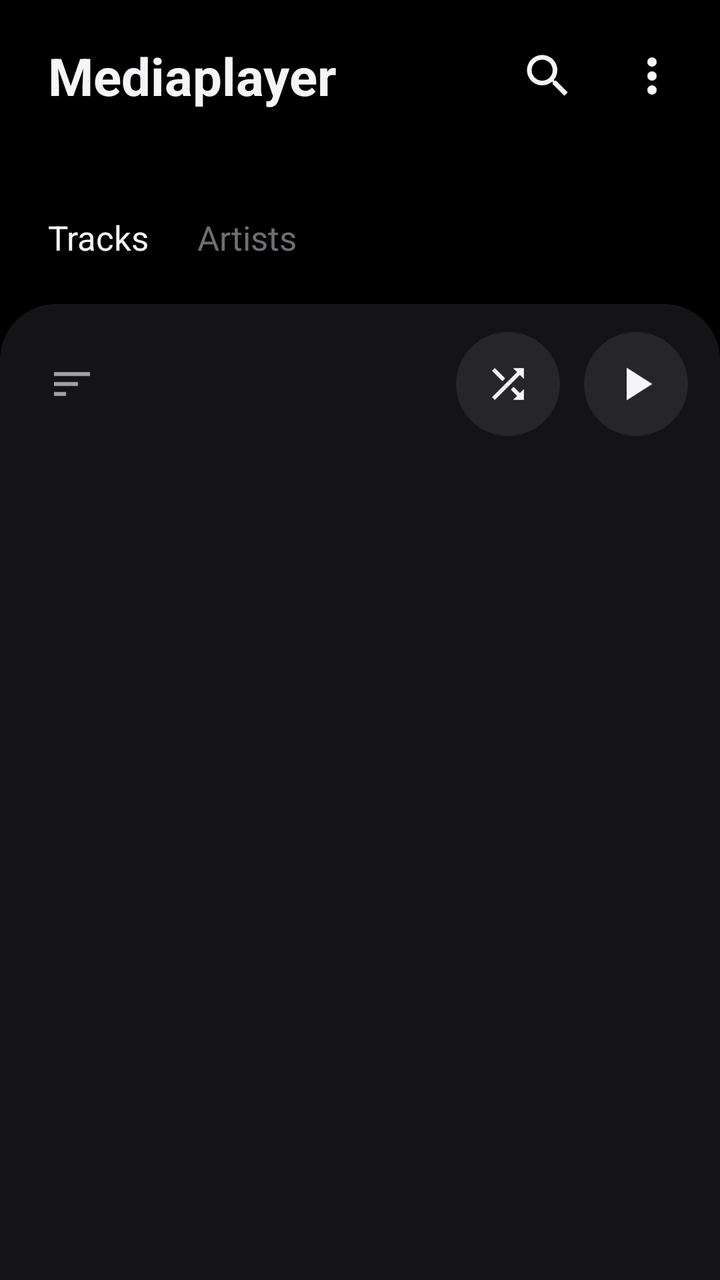
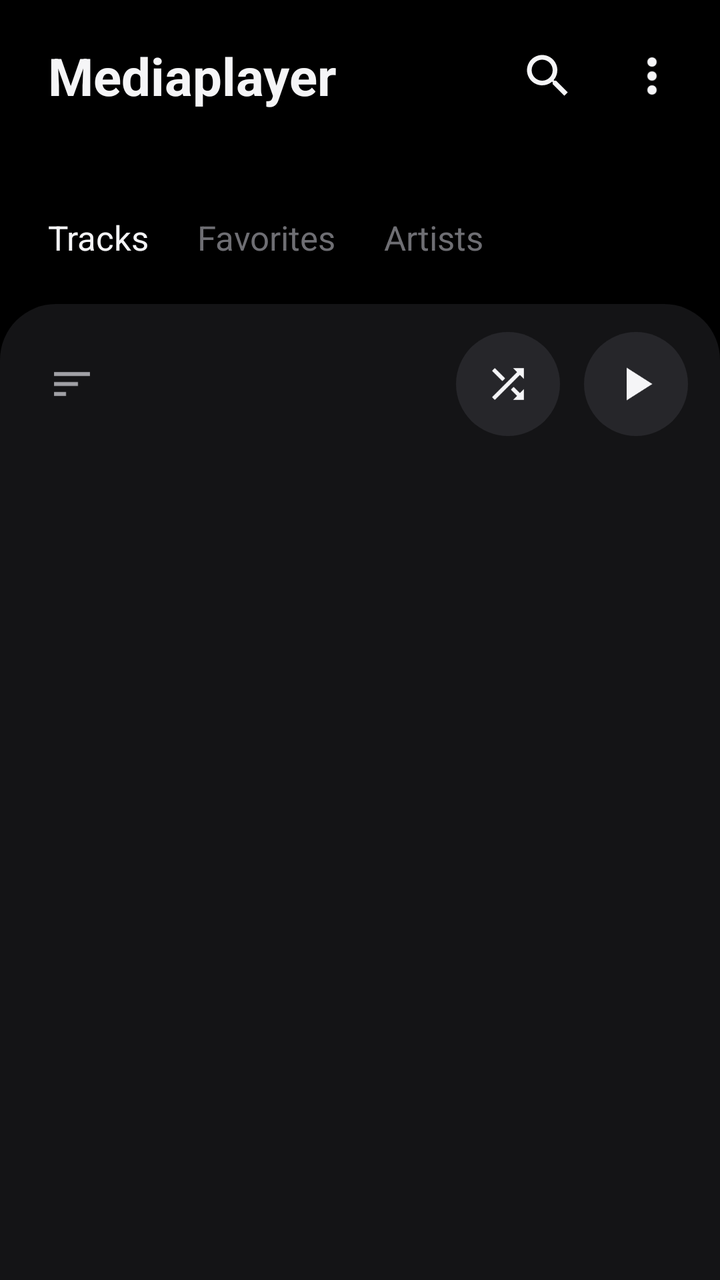

Before-and-after screenshots of an Android layout around one commit, followed by the original layout XML and the change that was made.
<!-- AndroidManifest.xml: application theme Theme.Mediaplayer -->
<!-- res/layout/fragment_library.xml -->
<?xml version="1.0" encoding="utf-8"?>
<LinearLayout xmlns:android="http://schemas.android.com/apk/res/android"
    android:layout_width="match_parent"
    android:layout_height="match_parent"
    android:background="@color/background"
    android:orientation="vertical">

    
    <LinearLayout
        android:layout_width="match_parent"
        android:layout_height="76dp"
        android:gravity="center_vertical"
        android:orientation="horizontal"
        android:paddingStart="24dp"
        android:paddingEnd="8dp">

        <TextView
            android:layout_width="0dp"
            android:layout_height="wrap_content"
            android:layout_weight="1"
            android:singleLine="true"
            android:text="@string/app_name"
            android:textColor="@color/text_primary"
            android:textSize="26sp"
            android:textStyle="bold" />

        <FrameLayout
            android:id="@+id/librarySearchButton"
            android:layout_width="52dp"
            android:layout_height="52dp"
            android:background="@drawable/player_cell_bg"
            android:clickable="true"
            android:contentDescription="@string/library_search"
            android:focusable="true">

            <ImageView
                android:layout_width="28dp"
                android:layout_height="28dp"
                android:layout_gravity="center"
                android:contentDescription="@null"
                android:src="@drawable/player_ic_search"
                android:tint="#F5F5F7" />
        </FrameLayout>

        <FrameLayout
            android:id="@+id/libraryMoreButton"
            android:layout_width="52dp"
            android:layout_height="52dp"
            android:background="@drawable/player_cell_bg"
            android:clickable="true"
            android:contentDescription="@string/library_more"
            android:focusable="true">

            <ImageView
                android:layout_width="28dp"
                android:layout_height="28dp"
                android:layout_gravity="center"
                android:contentDescription="@null"
                android:src="@drawable/player_ic_more"
                android:tint="#F5F5F7" />
        </FrameLayout>
    </LinearLayout>

    
    <LinearLayout
        android:id="@+id/librarySearchBar"
        android:layout_width="match_parent"
        android:layout_height="48dp"
        android:layout_marginStart="16dp"
        android:layout_marginEnd="16dp"
        android:layout_marginBottom="4dp"
        android:background="@drawable/player_search_bg"
        android:gravity="center_vertical"
        android:orientation="horizontal"
        android:paddingStart="16dp"
        android:visibility="gone">

        <ImageView
            android:layout_width="20dp"
            android:layout_height="20dp"
            android:contentDescription="@null"
            android:src="@drawable/player_ic_search"
            android:tint="#6E6E73" />

        <EditText
            android:id="@+id/librarySearch"
            android:layout_width="0dp"
            android:layout_height="match_parent"
            android:layout_marginStart="10dp"
            android:layout_weight="1"
            android:background="@null"
            android:hint="@string/library_search_hint"
            android:imeOptions="actionSearch"
            android:importantForAutofill="no"
            android:inputType="text"
            android:maxLines="1"
            android:textColor="@color/text_primary"
            android:textColorHint="@color/text_muted"
            android:textSize="16sp" />

        <FrameLayout
            android:id="@+id/librarySearchClose"
            android:layout_width="44dp"
            android:layout_height="44dp"
            android:background="@drawable/player_cell_bg"
            android:clickable="true"
            android:contentDescription="@string/library_search_close"
            android:focusable="true">

            <ImageView
                android:layout_width="20dp"
                android:layout_height="20dp"
                android:layout_gravity="center"
                android:contentDescription="@null"
                android:src="@drawable/player_ic_close"
                android:tint="#A1A1A6" />
        </FrameLayout>
    </LinearLayout>

    
    <LinearLayout
        android:layout_width="match_parent"
        android:layout_height="60dp"
        android:gravity="bottom"
        android:orientation="horizontal"
        android:paddingStart="12dp"
        android:paddingEnd="12dp">

        <TextView
            android:id="@+id/libraryTabSongs"
            android:layout_width="wrap_content"
            android:layout_height="wrap_content"
            android:clickable="true"
            android:focusable="true"
            android:paddingStart="12dp"
            android:paddingEnd="12dp"
            android:paddingBottom="6dp"
            android:text="@string/library_tab_songs"
            android:textColor="@color/text_primary"
            android:textSize="17sp" />

        <TextView
            android:id="@+id/libraryTabArtists"
            android:layout_width="wrap_content"
            android:layout_height="wrap_content"
            android:clickable="true"
            android:focusable="true"
            android:paddingStart="12dp"
            android:paddingEnd="12dp"
            android:paddingBottom="6dp"
            android:text="@string/library_tab_artists"
            android:textColor="@color/text_muted"
            android:textSize="17sp" />
    </LinearLayout>

    
    <LinearLayout
        android:layout_width="match_parent"
        android:layout_height="0dp"
        android:layout_marginTop="16dp"
        android:layout_weight="1"
        android:background="@drawable/player_card_bg"
        android:orientation="vertical">

        <LinearLayout
            android:layout_width="match_parent"
            android:layout_height="80dp"
            android:gravity="center_vertical"
            android:orientation="horizontal"
            android:paddingStart="16dp"
            android:paddingEnd="16dp">

            <LinearLayout
                android:id="@+id/librarySort"
                android:layout_width="0dp"
                android:layout_height="48dp"
                android:layout_weight="1"
                android:background="@drawable/player_cell_bg"
                android:clickable="true"
                android:contentDescription="@string/library_sort"
                android:focusable="true"
                android:gravity="center_vertical"
                android:orientation="horizontal"
                android:paddingStart="8dp"
                android:paddingEnd="8dp">

                <ImageView
                    android:id="@+id/librarySortIcon"
                    android:layout_width="24dp"
                    android:layout_height="24dp"
                    android:layout_marginEnd="10dp"
                    android:contentDescription="@null"
                    android:src="@drawable/player_ic_sort"
                    android:tint="#A1A1A6" />

                <TextView
                    android:id="@+id/librarySortLabel"
                    android:layout_width="wrap_content"
                    android:layout_height="wrap_content"
                    android:textColor="#C7C7CC"
                    android:textSize="16sp" />
            </LinearLayout>

            <FrameLayout
                android:id="@+id/libraryShuffle"
                android:layout_width="52dp"
                android:layout_height="52dp"
                android:layout_marginEnd="12dp"
                android:background="@drawable/player_round_button_bg"
                android:clickable="true"
                android:contentDescription="@string/library_shuffle_all"
                android:focusable="true">

                <ImageView
                    android:layout_width="24dp"
                    android:layout_height="24dp"
                    android:layout_gravity="center"
                    android:contentDescription="@null"
                    android:src="@drawable/player_ic_shuffle"
                    android:tint="#F5F5F7" />
            </FrameLayout>

            <FrameLayout
                android:id="@+id/libraryPlayAll"
                android:layout_width="52dp"
                android:layout_height="52dp"
                android:background="@drawable/player_round_button_bg"
                android:clickable="true"
                android:contentDescription="@string/library_play_all"
                android:focusable="true">

                <ImageView
                    android:layout_width="28dp"
                    android:layout_height="28dp"
                    android:layout_gravity="center"
                    android:contentDescription="@null"
                    android:src="@drawable/player_ic_play"
                    android:tint="#F5F5F7" />
            </FrameLayout>
        </LinearLayout>

        <TextView
            android:id="@+id/libraryScan"
            android:layout_width="match_parent"
            android:layout_height="wrap_content"
            android:paddingStart="24dp"
            android:paddingEnd="24dp"
            android:paddingBottom="6dp"
            android:textColor="@color/accent"
            android:textSize="13sp"
            android:visibility="gone" />

        <FrameLayout
            android:layout_width="match_parent"
            android:layout_height="0dp"
            android:layout_weight="1">

            <androidx.recyclerview.widget.RecyclerView
                android:id="@+id/libraryList"
                android:layout_width="match_parent"
                android:layout_height="match_parent"
                android:clipToPadding="false"
                android:paddingBottom="96dp" />

            <TextView
                android:id="@+id/libraryEmpty"
                android:layout_width="match_parent"
                android:layout_height="wrap_content"
                android:layout_gravity="center"
                android:gravity="center"
                android:padding="32dp"
                android:textColor="@color/text_muted"
                android:textSize="16sp"
                android:visibility="gone" />
        </FrameLayout>
    </LinearLayout>

</LinearLayout>
<!-- resources referenced by this layout -->
<resources>
  <color name="accent">#FF00E676</color>
  <color name="background">#FF000000</color>
  <color name="text_muted">#FF6E6E73</color>
  <color name="text_primary">#FFF5F5F7</color>
  <!-- drawable player_card_bg (drawable) -->
  <?xml version="1.0" encoding="utf-8"?>
  <shape xmlns:android="http://schemas.android.com/apk/res/android"
      android:shape="rectangle">
      <solid android:color="@color/card" />
      <corners
          android:bottomLeftRadius="0dp"
          android:bottomRightRadius="0dp"
          android:topLeftRadius="28dp"
          android:topRightRadius="28dp" />
  </shape>
  <!-- drawable player_ic_close (drawable) -->
  <vector xmlns:android="http://schemas.android.com/apk/res/android"
      android:width="24dp"
      android:height="24dp"
      android:viewportWidth="24"
      android:viewportHeight="24">
      <path
          android:fillColor="#FFFFFFFF"
          android:pathData="M19,6.41L17.59,5 12,10.59 6.41,5 5,6.41 10.59,12 5,17.59 6.41,19 12,13.41 17.59,19 19,17.59 13.41,12z" />
  </vector>
  <!-- drawable player_ic_play (drawable) -->
  <vector xmlns:android="http://schemas.android.com/apk/res/android"
      android:width="24dp"
      android:height="24dp"
      android:viewportWidth="24"
      android:viewportHeight="24">
      <path
          android:fillColor="#FFFFFFFF"
          android:pathData="M8,5v14l11,-7z" />
  </vector>
  <!-- drawable player_ic_sort (drawable) -->
  <vector xmlns:android="http://schemas.android.com/apk/res/android"
      android:width="24dp"
      android:height="24dp"
      android:viewportWidth="24"
      android:viewportHeight="24">
      <path
          android:fillColor="#FFFFFFFF"
          android:pathData="M3,18h6v-2L3,16v2zM3,6v2h18L21,6L3,6zM3,13h12v-2L3,11v2z" />
  </vector>
  <!-- drawable player_round_button_bg (drawable) -->
  <?xml version="1.0" encoding="utf-8"?>
  <selector xmlns:android="http://schemas.android.com/apk/res/android"
      android:exitFadeDuration="150">
      <item android:state_pressed="true">
          <shape android:shape="oval">
              <solid android:color="#FF3A3A3F" />
          </shape>
      </item>
      <item>
          <shape android:shape="oval">
              <solid android:color="@color/round_button" />
          </shape>
      </item>
  </selector>
  <!-- drawable player_search_bg (drawable) -->
  <?xml version="1.0" encoding="utf-8"?>
  <shape xmlns:android="http://schemas.android.com/apk/res/android"
      android:shape="rectangle">
      <solid android:color="@color/surface" />
      <corners android:radius="24dp" />
  </shape>
  <string name="app_name">Mediaplayer</string>
  <string name="library_more">More options</string>
  <string name="library_play_all">Play all</string>
  <string name="library_search">Search</string>
  <string name="library_search_close">Close search</string>
  <string name="library_search_hint">Search songs and artists</string>
  <string name="library_shuffle_all">Shuffle all</string>
  <string name="library_sort">Sort order</string>
  <string name="library_tab_artists">Artists</string>
  <string name="library_tab_songs">Tracks</string>
  <style name="Theme.Mediaplayer" parent="Theme.Material3.Dark.NoActionBar">
          <item name="colorPrimary">@color/accent</item>
          <item name="colorOnPrimary">@color/background</item>
          <item name="android:colorBackground">@color/background</item>
          <item name="android:windowBackground">@color/background</item>
          <item name="android:statusBarColor">@color/background</item>
          <item name="android:navigationBarColor">@color/background</item>
      </style>
  <color name="card">#FF141416</color>
  <color name="round_button">#FF26262A</color>
  <color name="surface">#FF1C1C1F</color>
  <!-- unchanged entries left out for length: 4 -->
</resources>

<!-- the commit's change to res/layout/fragment_library.xml (unified diff, before → after) -->
@@ -140,6 +140,19 @@
             android:textSize="17sp" />
 
         <TextView
+            android:id="@+id/libraryTabFavorites"
+            android:layout_width="wrap_content"
+            android:layout_height="wrap_content"
+            android:clickable="true"
+            android:focusable="true"
+            android:paddingStart="12dp"
+            android:paddingEnd="12dp"
+            android:paddingBottom="6dp"
+            android:text="@string/library_tab_favorites"
+            android:textColor="@color/text_muted"
+            android:textSize="17sp" />
+
+        <TextView
             android:id="@+id/libraryTabArtists"
             android:layout_width="wrap_content"
             android:layout_height="wrap_content"
<!-- resource entries referenced after the edit -->
@@ -76,6 +76,7 @@
   <string name="library_shuffle_all">Shuffle all</string>
   <string name="library_sort">Sort order</string>
   <string name="library_tab_artists">Artists</string>
+  <string name="library_tab_favorites">Favorites</string>
   <string name="library_tab_songs">Tracks</string>
   <style name="Theme.Mediaplayer" parent="Theme.Material3.Dark.NoActionBar">
           <item name="colorPrimary">@color/accent</item>
